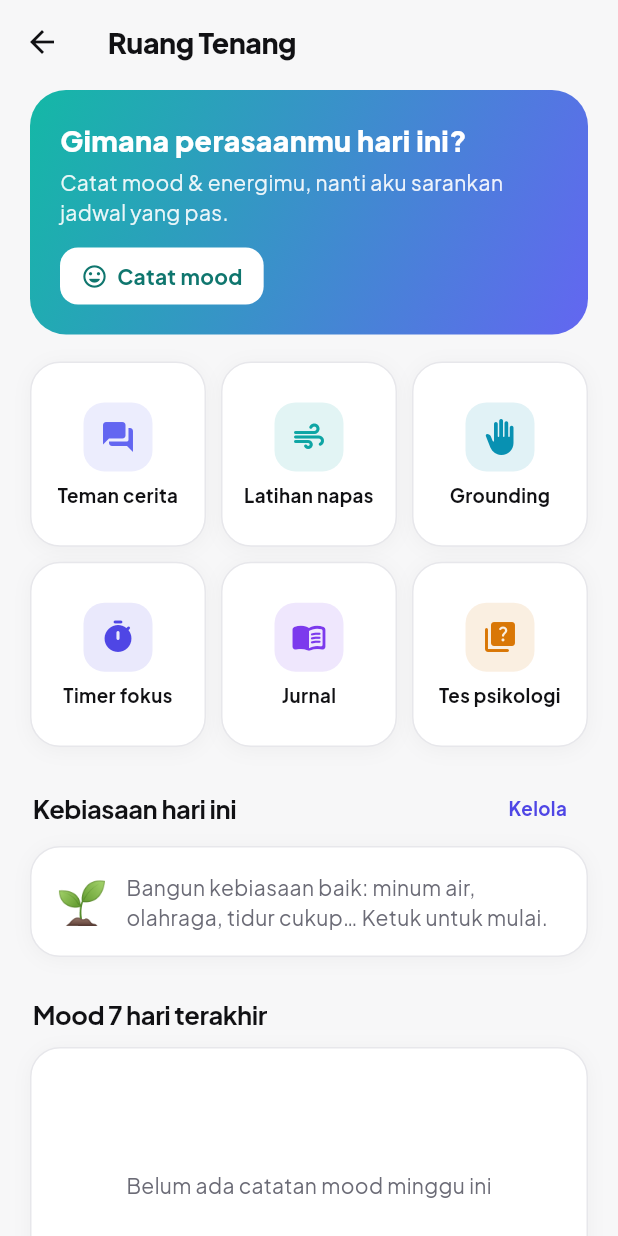
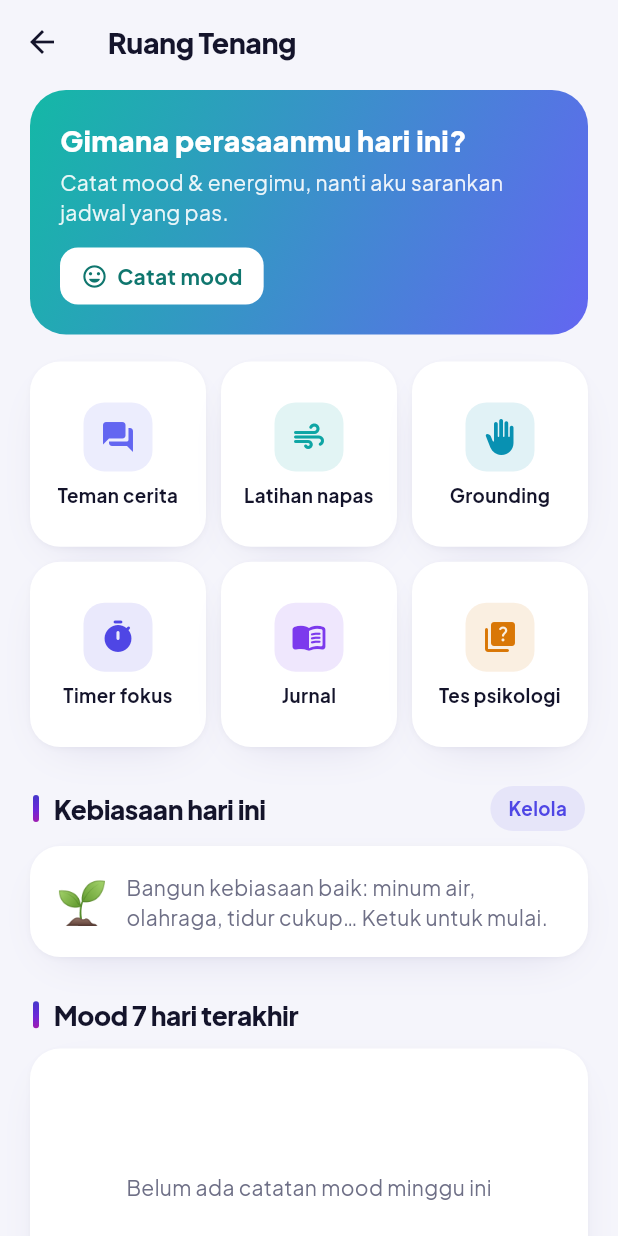
Before and after one commit to scameer42-droid/ingetzeon, a Flutter app: the screen it shows after launch, item 5 of the bottom bar chosen, scrolled down 1728 dp, after a tap on "Kalori & Diet", after a tap on "Ruang Tenang", on a phone screen of 412 x 824 dp. Run offline on Flutter 3.47's test engine with Material 3 defaults, Android fonts, the phone set to English and light mode, and no system bars; our stand-ins replace barcode_widget, fl_chart, flutter_local_notifications, flutter_riverpod, flutter_secure_storage, flutter_tts and 11 more; missing offline and left inert: mobile_scanner; accounts and stored records are empty; statements that could not run were skipped.

Commit message:
Revert "Desain minimalis putih (APK & web): latar polos, kartu putih bergaris tipis, sedikit warna"
This reverts commit 65ecce9e77e798903401ff562d77d838499494ff.

```diff
--- a/lib/core/theme/app_colors.dart
+++ b/lib/core/theme/app_colors.dart
@@ -10,33 +10,42 @@ class AppColors {
   static const pink = Color(0xFFE5484D); // merah untuk hapus / terlewat
   static const peach = Color(0xFFD97706);
 
-  static const bgLight = Color(0xFFF7F7F8);
-  static const bgDark = Color(0xFF0F0F11);
+  static const bgLight = Color(0xFFF5F5FB);
+  static const bgDark = Color(0xFF0C0D1A);
   static const cardLight = Colors.white;
-  static const cardDark = Color(0xFF18181B);
-  static const card2Light = Color(0xFFF2F2F4);
-  static const card2Dark = Color(0xFF222226);
-  static const lineLight = Color(0xFFE7E7EB);
-  static const lineDark = Color(0xFF2A2A2F);
-  static const inkLight = Color(0xFF111114);
-  static const inkDark = Color(0xFFF4F4F5);
-  static const mutedLight = Color(0xFF6B6B76);
-  static const mutedDark = Color(0xFFA1A1AA);
-  static const faintLight = Color(0xFFA1A1AA);
-  static const faintDark = Color(0xFF6B6B74);
+  static const cardDark = Color(0xFF181A2E);
+  static const card2Light = Color(0xFFF1F2F8);
+  static const card2Dark = Color(0xFF22243A);
+  static const lineLight = Color(0xFFE8E9F2);
+  static const lineDark = Color(0xFF2B2D45);
+  static const inkLight = Color(0xFF14142B);
+  static const inkDark = Color(0xFFF1F1FA);
+  static const mutedLight = Color(0xFF6E6F86);
+  static const mutedDark = Color(0xFFA4A6C0);
+  static const faintLight = Color(0xFFA3A4B8);
+  static const faintDark = Color(0xFF686A86);
 
   static const magenta = Color(0xFFC026D3);
   static const sky = Color(0xFF0EA5E9);
 
-  /// Gaya minimalis: warna aksen polos (tanpa gradasi mencolok).
-  static const gradient = LinearGradient(colors: [primary, primary]);
+  /// Gradasi nila → ungu untuk elemen utama.
+  static const gradient = LinearGradient(begin: Alignment.topLeft, end: Alignment.bottomRight, colors: [primary, violetMid]);
 
-  /// Kartu utama: gelap polos yang tenang.
-  static const aurora = LinearGradient(begin: Alignment.topLeft, end: Alignment.bottomRight, colors: [Color(0xFF18181B), Color(0xFF27272A)]);
+  /// Gradasi "aurora" untuk kartu utama: nila → ungu → magenta.
+  static const aurora = LinearGradient(
+    begin: Alignment.topLeft,
+    end: Alignment.bottomRight,
+    colors: [Color(0xFF4338CA), Color(0xFF6D28D9), Color(0xFFA21CAF)],
+    stops: [0, .55, 1],
+  );
   static const meshBase = aurora;
 
-  /// Latar ikon: warna sangat lembut.
-  static LinearGradient tint(Color c) => LinearGradient(colors: [c.withValues(alpha: .1), c.withValues(alpha: .1)]);
+  /// Gradasi lembut dari satu warna (untuk ikon menu berwarna).
+  static LinearGradient tint(Color c) => LinearGradient(
+        begin: Alignment.topLeft,
+        end: Alignment.bottomRight,
+        colors: [Color.lerp(c, Colors.white, .18)!, Color.lerp(c, Colors.black, .12)!],
+      );
 }
 
 /// Akses cepat warna sesuai tema terang/gelap.
@@ -50,15 +59,20 @@ extension ThemeX on BuildContext {
   Color get line => isDark ? AppColors.lineDark : AppColors.lineLight;
   Color get bg => isDark ? AppColors.bgDark : AppColors.bgLight;
   Color get glass => card;
-  Color get glassLine => line;
+  Color get glassLine => isDark ? line : Colors.transparent;
 
   List<BoxShadow> get softShadow => isDark
       ? const []
-      : [BoxShadow(color: const Color(0xFF111114).withValues(alpha: .04), blurRadius: 10, offset: const Offset(0, 2))];
+      : [
+          BoxShadow(color: const Color(0xFF14143C).withValues(alpha: .035), blurRadius: 2, offset: const Offset(0, 1)),
+          BoxShadow(color: const Color(0xFF3B2F8F).withValues(alpha: .14), blurRadius: 24, offset: const Offset(0, 10), spreadRadius: -12),
+        ];
 
-  /// Bayangan berwarna dimatikan di gaya minimalis.
-  List<BoxShadow> colorShadow(Color c, {double strength = .35}) => const [];
+  /// Bayangan berwarna untuk kartu/ikon bergradasi.
+  List<BoxShadow> colorShadow(Color c, {double strength = .35}) => isDark
+      ? const []
+      : [BoxShadow(color: c.withValues(alpha: strength), blurRadius: 18, offset: const Offset(0, 8), spreadRadius: -8)];
 
   List<BoxShadow> get glowShadow =>
-      [BoxShadow(color: AppColors.primary.withValues(alpha: .18), blurRadius: 12, offset: const Offset(0, 4), spreadRadius: -6)];
+      [BoxShadow(color: AppColors.primary.withValues(alpha: .35), blurRadius: 18, offset: const Offset(0, 8), spreadRadius: -8)];
 }
--- a/lib/presentation/screens/home_screen.dart
+++ b/lib/presentation/screens/home_screen.dart
@@ -85,7 +85,10 @@ class HomeScreen extends ConsumerWidget {
                   ),
                   const SizedBox(height: 10),
                   Text('${greeting(now)},', style: accentFont(size: 26, color: context.ink)),
-                  Text('${name.isEmpty ? tr('Kamu') : name} 👋', translate: false, style: accentFont(size: 26, color: context.muted)),
+                  ShaderMask(
+                    shaderCallback: (r) => AppColors.aurora.createShader(r),
+                    child: Text('${name.isEmpty ? tr('Kamu') : name} 👋', translate: false, style: accentFont(size: 26, color: Colors.white)),
+                  ),
                 ]),
               ),
               Column(children: [
@@ -93,7 +96,7 @@ class HomeScreen extends ConsumerWidget {
                   onTap: () => onGoTo(3),
                   child: Container(
                     padding: const EdgeInsets.all(2.5),
-                    decoration: BoxDecoration(shape: BoxShape.circle, color: context.line),
+                    decoration: const BoxDecoration(shape: BoxShape.circle, gradient: AppColors.aurora),
                     child: Container(
                       padding: const EdgeInsets.all(2),
                       decoration: BoxDecoration(shape: BoxShape.circle, color: context.bg),
@@ -254,10 +257,14 @@ class _AskBar extends StatelessWidget {
   @override
   Widget build(BuildContext context) {
     return Container(
-      padding: const EdgeInsets.all(1),
+      padding: const EdgeInsets.all(1.6),
       decoration: BoxDecoration(
-        borderRadius: BorderRadius.circular(19),
-        color: context.line,
+        borderRadius: BorderRadius.circular(20),
+        gradient: LinearGradient(colors: [
+          AppColors.primary.withValues(alpha: .55),
+          AppColors.magenta.withValues(alpha: .45),
+          AppColors.sky.withValues(alpha: .45),
+        ]),
         boxShadow: context.softShadow,
       ),
       child: Material(
@@ -269,13 +276,16 @@ class _AskBar extends StatelessWidget {
           child: Padding(
             padding: const EdgeInsets.fromLTRB(14, 10, 10, 10),
             child: Row(children: [
-              Icon(Icons.auto_awesome_rounded, color: context.muted, size: 21),
+              ShaderMask(
+                shaderCallback: (r) => AppColors.aurora.createShader(r),
+                child: const Icon(Icons.auto_awesome_rounded, color: Colors.white, size: 22),
+              ),
               const SizedBox(width: 12),
               Expanded(child: Text('Ketik atau ucapkan pengingat…', maxLines: 1, overflow: TextOverflow.ellipsis, style: TextStyle(color: context.muted, fontSize: 14))),
               Container(
                 width: 40,
                 height: 40,
-                decoration: BoxDecoration(color: AppColors.primary, borderRadius: BorderRadius.circular(12)),
+                decoration: BoxDecoration(gradient: AppColors.aurora, borderRadius: BorderRadius.circular(13), boxShadow: context.colorShadow(AppColors.violetMid)),
                 child: const Icon(Icons.mic_rounded, color: Colors.white, size: 21),
               ),
             ]),
@@ -319,27 +329,51 @@ class _TranslateBanner extends StatelessWidget {
 
   @override
   Widget build(BuildContext context) {
-    return SoftCard(
-      radius: 20,
-      padding: const EdgeInsets.fromLTRB(14, 12, 12, 12),
+    return Container(
+      decoration: BoxDecoration(
+        gradient: kTrGradient,
+        borderRadius: BorderRadius.circular(22),
+        boxShadow: context.colorShadow(kTrColor, strength: .4),
+      ),
+      clipBehavior: Clip.antiAlias,
+      child: Material(
+        type: MaterialType.transparency,
+        child: InkWell(
           onTap: () => openTranslate(context),
+          child: Stack(children: [
+            Positioned(
+              right: -30,
+              top: -40,
+              child: Container(width: 130, height: 130, decoration: BoxDecoration(shape: BoxShape.circle, color: Colors.white.withValues(alpha: .1))),
+            ),
+            Padding(
+              padding: const EdgeInsets.fromLTRB(16, 14, 14, 14),
               child: Row(children: [
                 Container(
-          width: 46,
-          height: 46,
-          decoration: BoxDecoration(color: kTrColor.withValues(alpha: .1), borderRadius: BorderRadius.circular(14)),
-          child: const Icon(Icons.translate_rounded, color: kTrColor, size: 24),
+                  width: 48,
+                  height: 48,
+                  decoration: BoxDecoration(color: Colors.white.withValues(alpha: .2), borderRadius: BorderRadius.circular(15)),
+                  child: const Icon(Icons.translate_rounded, color: Colors.white, size: 26),
                 ),
                 const SizedBox(width: 14),
-        Expanded(
+                const Expanded(
                   child: Column(crossAxisAlignment: CrossAxisAlignment.start, children: [
-            const Text('Terjemah', style: TextStyle(fontSize: 15.5, fontWeight: FontWeight.w700)),
-            const SizedBox(height: 2),
-            Text('🇮🇩 Indonesia ⇄ Inggris 🇬🇧 · ketik atau ucapkan', maxLines: 1, overflow: TextOverflow.ellipsis, style: TextStyle(color: context.muted, fontSize: 12.5)),
+                    Text('Terjemah', style: TextStyle(color: Colors.white, fontSize: 16.5, fontWeight: FontWeight.w800)),
+                    SizedBox(height: 2),
+                    Text('🇮🇩 Indonesia ⇄ Inggris 🇬🇧 · ketik atau ucapkan', maxLines: 1, overflow: TextOverflow.ellipsis, style: TextStyle(color: Colors.white70, fontSize: 12.5, fontWeight: FontWeight.w500)),
                   ]),
                 ),
-        Icon(Icons.chevron_right_rounded, color: context.faint),
+                Container(
+                  width: 34,
+                  height: 34,
+                  decoration: const BoxDecoration(color: Colors.white, shape: BoxShape.circle),
+                  child: const Icon(Icons.arrow_forward_rounded, color: kTrColor, size: 19),
+                ),
               ]),
+            ),
+          ]),
+        ),
+      ),
     );
   }
 }
@@ -492,8 +526,8 @@ class _MenuCard extends ConsumerWidget {
                   Container(
                     width: 52,
                     height: 52,
-                    decoration: BoxDecoration(color: m.color.withValues(alpha: context.isDark ? .16 : .08), borderRadius: BorderRadius.circular(16)),
-                    child: Icon(m.icon, color: m.color, size: 24),
+                    decoration: BoxDecoration(gradient: AppColors.tint(m.color), borderRadius: BorderRadius.circular(17), boxShadow: context.colorShadow(m.color, strength: .4)),
+                    child: Icon(m.icon, color: Colors.white, size: 25),
                   ),
                   if (m.badge > 0)
                     Positioned(
@@ -508,7 +542,7 @@ class _MenuCard extends ConsumerWidget {
                     ),
                 ]),
                 const SizedBox(height: 8),
-                Text(m.label, maxLines: 2, textAlign: TextAlign.center, style: const TextStyle(fontSize: 12, fontWeight: FontWeight.w600, height: 1.2)),
+                Text(m.label, maxLines: 2, textAlign: TextAlign.center, style: const TextStyle(fontSize: 12, fontWeight: FontWeight.w700, height: 1.2)),
               ]),
             ),
         ],
@@ -688,13 +722,14 @@ class _SumCard extends StatelessWidget {
         radius: 22,
         padding: const EdgeInsets.all(14),
         onTap: onTap,
+        color: Color.alphaBlend(color.withValues(alpha: context.isDark ? .12 : .06), context.card),
         child: Column(crossAxisAlignment: CrossAxisAlignment.start, children: [
           Row(children: [
             Container(
               width: 28,
               height: 28,
-              decoration: BoxDecoration(color: color.withValues(alpha: .1), borderRadius: BorderRadius.circular(9)),
-              child: Icon(icon, size: 16, color: color),
+              decoration: BoxDecoration(gradient: AppColors.tint(color), borderRadius: BorderRadius.circular(10)),
+              child: Icon(icon, size: 16, color: Colors.white),
             ),
             const SizedBox(width: 7),
             Expanded(child: Text(head, maxLines: 1, overflow: TextOverflow.ellipsis, style: TextStyle(fontSize: 12, fontWeight: FontWeight.w700, color: context.muted))),
--- a/lib/presentation/screens/main_shell.dart
+++ b/lib/presentation/screens/main_shell.dart
@@ -174,9 +174,12 @@ class _MainShellState extends ConsumerState<MainShell> with WidgetsBindingObserv
       bottomNavigationBar: SafeArea(
         top: false,
         child: Container(
+          margin: const EdgeInsets.fromLTRB(14, 0, 14, 10),
           decoration: BoxDecoration(
             color: context.card,
-            border: Border(top: BorderSide(color: context.line)),
+            borderRadius: BorderRadius.circular(26),
+            border: Border.all(color: context.isDark ? context.line : Colors.white),
+            boxShadow: [BoxShadow(color: const Color(0xFF3B2F8F).withValues(alpha: context.isDark ? .4 : .18), blurRadius: 30, offset: const Offset(0, 12), spreadRadius: -10)],
           ),
           child: SizedBox(
             height: 64,
@@ -226,8 +229,8 @@ class _NavItem extends StatelessWidget {
             AnimatedContainer(
               duration: const Duration(milliseconds: 200),
               padding: const EdgeInsets.symmetric(horizontal: 14, vertical: 4),
-              decoration: BoxDecoration(color: active ? AppColors.primary.withValues(alpha: context.isDark ? .2 : .08) : null, borderRadius: BorderRadius.circular(12)),
-              child: Icon(icon, color: color, size: 22),
+              decoration: BoxDecoration(gradient: active ? AppColors.gradient : null, borderRadius: BorderRadius.circular(12)),
+              child: Icon(icon, color: active ? Colors.white : color, size: 22),
             ),
             const SizedBox(height: 2),
             Text(label, style: TextStyle(fontSize: 11, color: color, fontWeight: active ? FontWeight.w600 : FontWeight.w500)),
@@ -248,10 +251,10 @@ class _GradientFab extends StatelessWidget {
       width: 60,
       height: 60,
       decoration: BoxDecoration(
-        color: AppColors.primary,
-        borderRadius: BorderRadius.circular(20),
-        border: Border.all(color: context.bg, width: 4),
-        boxShadow: [BoxShadow(color: AppColors.primary.withValues(alpha: .3), blurRadius: 14, offset: const Offset(0, 6), spreadRadius: -6)],
+        gradient: AppColors.aurora,
+        borderRadius: BorderRadius.circular(22),
+        border: Border.all(color: Colors.white.withValues(alpha: .9), width: 3),
+        boxShadow: [BoxShadow(color: AppColors.violetMid.withValues(alpha: .5), blurRadius: 20, offset: const Offset(0, 10), spreadRadius: -6)],
       ),
       child: Material(
         type: MaterialType.transparency,
--- a/lib/presentation/widgets/common.dart
+++ b/lib/presentation/widgets/common.dart
@@ -72,12 +72,18 @@ class SectionHeader extends StatelessWidget {
       padding: const EdgeInsets.fromLTRB(2, 26, 2, 10),
       child: Row(
         children: [
+          Container(
+            width: 4,
+            height: 18,
+            margin: const EdgeInsets.only(right: 10),
+            decoration: BoxDecoration(gradient: AppColors.aurora, borderRadius: BorderRadius.circular(4)),
+          ),
           Expanded(
-            child: Text(title, style: TextStyle(fontSize: 17, fontWeight: FontWeight.w700, letterSpacing: -.3, color: context.ink)),
+            child: Text(title, style: TextStyle(fontSize: 17.5, fontWeight: FontWeight.w800, letterSpacing: -.3, color: context.ink)),
           ),
           if (action != null)
             Material(
-              color: Colors.transparent,
+              color: AppColors.primary.withValues(alpha: context.isDark ? .2 : .09),
               borderRadius: BorderRadius.circular(99),
               child: InkWell(
                 borderRadius: BorderRadius.circular(99),
@@ -108,20 +114,20 @@ class GradientButton extends StatelessWidget {
       height: height,
       decoration: BoxDecoration(
         gradient: onPressed == null ? LinearGradient(colors: [context.faint, context.faint]) : AppColors.gradient,
-        borderRadius: BorderRadius.circular(14),
-        boxShadow: null,
+        borderRadius: BorderRadius.circular(16),
+        boxShadow: onPressed == null ? null : [BoxShadow(color: AppColors.primary.withValues(alpha: .45), blurRadius: 22, offset: const Offset(0, 12), spreadRadius: -12)],
       ),
       child: Material(
         type: MaterialType.transparency,
         child: InkWell(
-          borderRadius: BorderRadius.circular(14),
+          borderRadius: BorderRadius.circular(16),
           onTap: onPressed,
           child: Center(
             child: Row(
               mainAxisSize: MainAxisSize.min,
               children: [
                 if (icon != null) ...[Icon(icon, color: Colors.white, size: 20), const SizedBox(width: 8)],
-                Flexible(child: Text(label, maxLines: 1, overflow: TextOverflow.ellipsis, style: const TextStyle(color: Colors.white, fontWeight: FontWeight.w600, fontSize: 15))),
+                Flexible(child: Text(label, maxLines: 1, overflow: TextOverflow.ellipsis, style: const TextStyle(color: Colors.white, fontWeight: FontWeight.w700, fontSize: 15))),
               ],
             ),
           ),
@@ -290,18 +296,39 @@ TextStyle accentFont({double size = 24, Color? color, FontWeight weight = FontWe
     ? GoogleFonts.plusJakartaSans(fontSize: size, fontWeight: weight, color: color, height: 1.2, letterSpacing: -.5)
     : TextStyle(fontSize: size, fontWeight: weight, color: color, height: 1.2, letterSpacing: -.5);
 
-/// Latar polos putih bersih.
+/// Latar dengan cahaya "aurora" lembut di bagian atas.
 class AestheticBackground extends StatelessWidget {
   const AestheticBackground({super.key, required this.child});
   final Widget child;
 
   @override
-  Widget build(BuildContext context) => ColoredBox(color: context.bg, child: child);
+  Widget build(BuildContext context) {
+    final dark = context.isDark;
+    Widget glow(Color c, double size, double a) => IgnorePointer(
+          child: Container(
+            width: size,
+            height: size,
+            decoration: BoxDecoration(
+              shape: BoxShape.circle,
+              gradient: RadialGradient(colors: [c.withValues(alpha: a), c.withValues(alpha: 0)]),
+            ),
+          ),
+        );
+    return ColoredBox(
+      color: context.bg,
+      child: Stack(children: [
+        Positioned(top: -140, left: -120, child: glow(AppColors.primary, 380, dark ? .22 : .13)),
+        Positioned(top: -80, right: -140, child: glow(AppColors.magenta, 340, dark ? .16 : .10)),
+        Positioned(top: 160, left: 80, child: glow(AppColors.sky, 260, dark ? .08 : .06)),
+        Positioned.fill(child: child),
+      ]),
+    );
+  }
 }
 
 /// Kartu utama bergradasi nila → ungu dengan ornamen lingkaran halus.
 class MeshCard extends StatelessWidget {
-  const MeshCard({super.key, required this.child, this.radius = 22, this.padding = const EdgeInsets.all(20)});
+  const MeshCard({super.key, required this.child, this.radius = 24, this.padding = const EdgeInsets.all(20)});
   final Widget child;
   final double radius;
   final EdgeInsetsGeometry padding;
@@ -313,11 +340,38 @@ class MeshCard extends StatelessWidget {
       decoration: BoxDecoration(
         gradient: AppColors.aurora,
         borderRadius: BorderRadius.circular(radius),
-        border: context.isDark ? Border.all(color: context.line) : null,
-        boxShadow: context.isDark ? null : [BoxShadow(color: Colors.black.withValues(alpha: .12), blurRadius: 18, offset: const Offset(0, 8), spreadRadius: -8)],
+        boxShadow: [BoxShadow(color: AppColors.violetMid.withValues(alpha: .45), blurRadius: 34, offset: const Offset(0, 18), spreadRadius: -14)],
       ),
-      padding: padding,
-      child: child,
+      clipBehavior: Clip.antiAlias,
+      child: Stack(children: [
+        Positioned(
+          right: -70,
+          top: -90,
+          child: Container(
+            width: 220,
+            height: 220,
+            decoration: BoxDecoration(shape: BoxShape.circle, border: Border.all(color: Colors.white.withValues(alpha: .09), width: 34)),
+          ),
+        ),
+        Positioned(
+          left: -60,
+          bottom: -80,
+          child: Container(
+            width: 200,
+            height: 200,
+            decoration: BoxDecoration(
+              shape: BoxShape.circle,
+              gradient: RadialGradient(colors: [const Color(0xFF38BDF8).withValues(alpha: .35), const Color(0xFF38BDF8).withValues(alpha: 0)]),
+            ),
+          ),
+        ),
+        Positioned(
+          right: 30,
+          bottom: -60,
+          child: Container(width: 120, height: 120, decoration: BoxDecoration(shape: BoxShape.circle, color: Colors.white.withValues(alpha: .07))),
+        ),
+        Padding(padding: padding, child: child),
+      ]),
     );
   }
 }
```
Also changed, not shown: lib/presentation/screens/translate_screen.dart (+24 -22 lines), 2 other files. Lines whose indentation alone changed are shown as unchanged.
